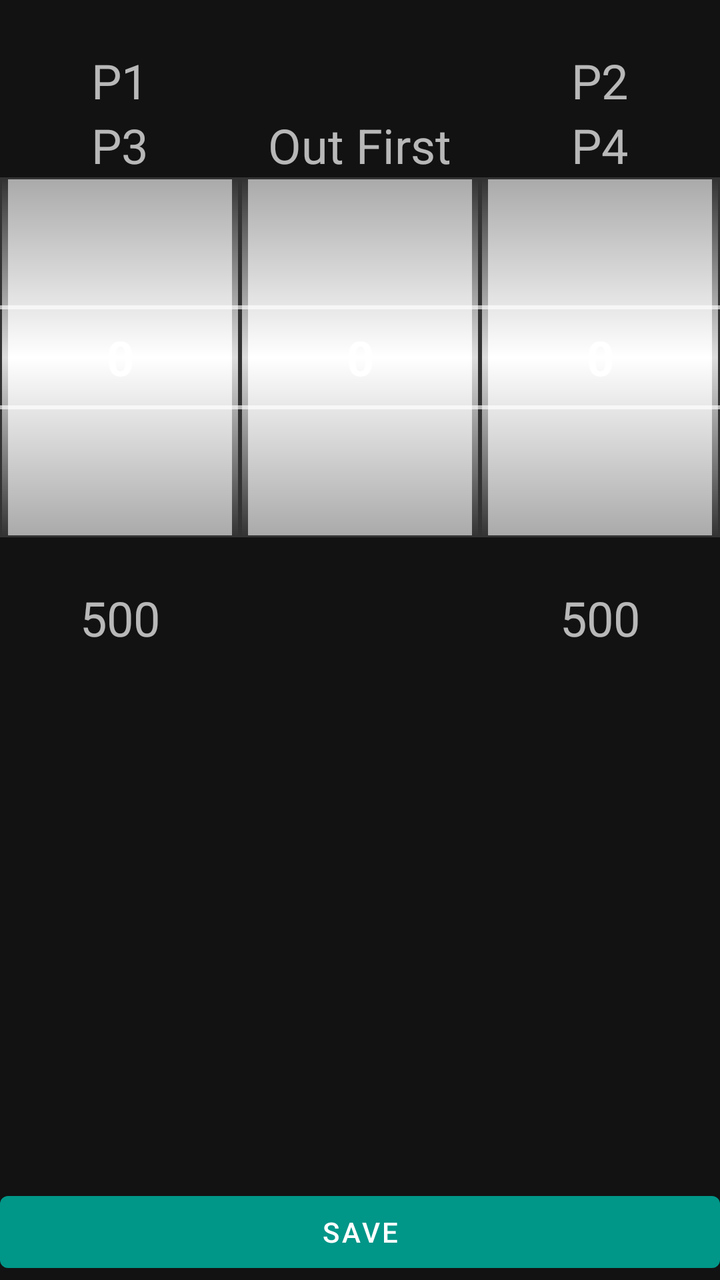
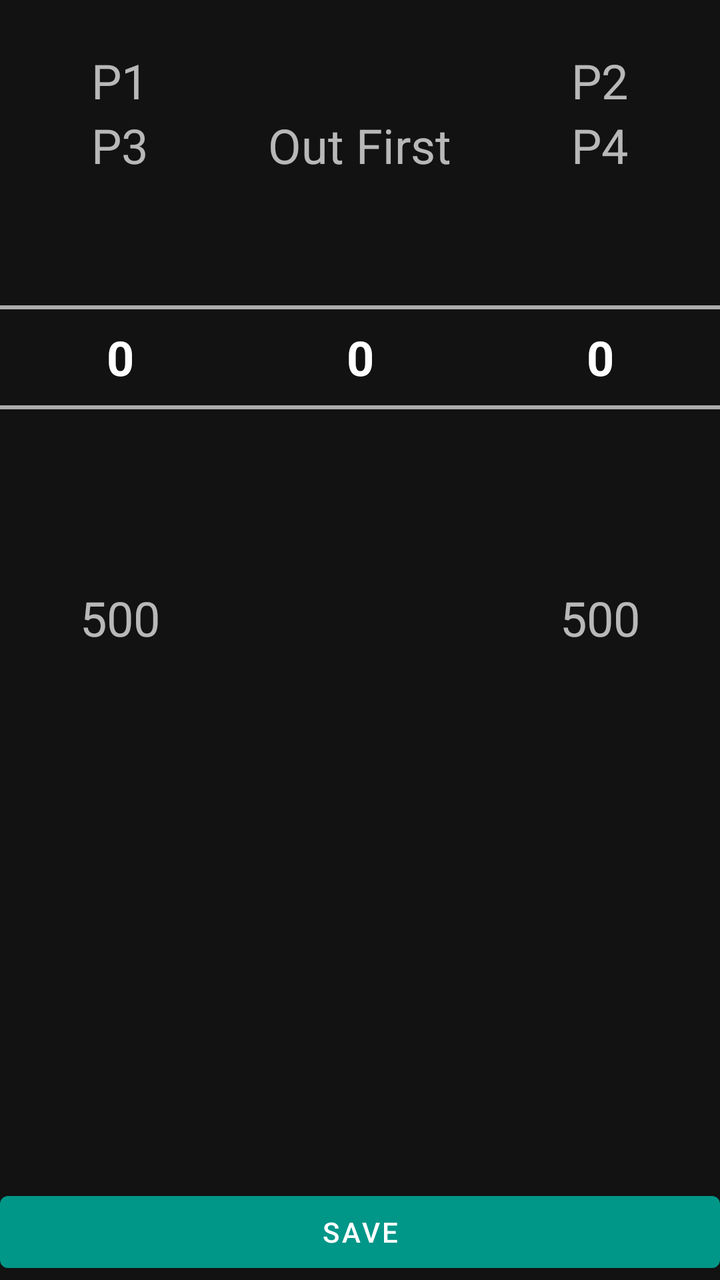

An Android layout rendered at two revisions. The XML below is the earlier revision; the diff shows what the commit changed to produce the second picture.
<!-- AndroidManifest.xml: application theme AppTheme -->
<!-- res/layout/scorehand.xml -->
<?xml version="1.0" encoding="utf-8"?>
<LinearLayout xmlns:android="http://schemas.android.com/apk/res/android"
    android:orientation="vertical"
    android:layout_width="match_parent"
    android:layout_height="match_parent"
    android:fitsSystemWindows="true">
    <androidx.core.widget.NestedScrollView
        android:layout_width="match_parent"
        android:layout_height="0dp"
        android:layout_weight="1">
        <LinearLayout
            android:orientation="horizontal"
            android:layout_width="match_parent"
            android:layout_height="wrap_content"
            android:layout_marginTop="24dp">
            <LinearLayout
                android:orientation="vertical"
                android:layout_width="0dp"
                android:layout_height="wrap_content"
                android:layout_weight="1">
                <TextView
                    android:textSize="24sp"
                    android:ellipsize="end"
                    android:layout_gravity="center_horizontal"
                    android:id="@+id/scoreHandName1"
                    android:layout_width="wrap_content"
                    android:layout_height="wrap_content"
                    android:text="P1"
                    android:scrollHorizontally="true"/>
                <TextView
                    android:textSize="24sp"
                    android:ellipsize="end"
                    android:layout_gravity="center_horizontal"
                    android:id="@+id/scoreHandName3"
                    android:layout_width="wrap_content"
                    android:layout_height="wrap_content"
                    android:text="P3"
                    android:scrollHorizontally="true"/>
                <NumberPicker
                    android:id="@+id/scoreHandScore1"
                    android:theme="@style/WheelPicker"
                    android:layout_width="match_parent"
                    android:layout_height="wrap_content"
                    android:background="@drawable/wheel_bg"/>
                <TextView
                    android:textSize="24sp"
                    android:layout_gravity="center_horizontal"
                    android:id="@+id/scoreHandTotal1"
                    android:layout_width="wrap_content"
                    android:layout_height="wrap_content"
                    android:layout_marginTop="24dp"
                    android:text="500"/>
            </LinearLayout>
            <LinearLayout
                android:layout_gravity="bottom"
                android:orientation="vertical"
                android:layout_width="0dp"
                android:layout_height="wrap_content"
                android:layout_weight="1">
                <TextView
                    android:textSize="24sp"
                    android:layout_gravity="center_horizontal"
                    android:layout_width="wrap_content"
                    android:layout_height="wrap_content"
                    android:text="Out First"/>
                <NumberPicker
                    android:id="@+id/scoreHandOutFirst"
                    android:theme="@style/WheelPicker"
                    android:layout_width="match_parent"
                    android:layout_height="wrap_content"
                    android:background="@drawable/wheel_bg"/>
                <TextView
                    android:textSize="24sp"
                    android:layout_width="wrap_content"
                    android:layout_height="wrap_content"
                    android:layout_marginTop="24dp"
                    android:text=" "/>
            </LinearLayout>
            <LinearLayout
                android:orientation="vertical"
                android:layout_width="0dp"
                android:layout_height="wrap_content"
                android:layout_weight="1">
                <TextView
                    android:textSize="24sp"
                    android:ellipsize="end"
                    android:layout_gravity="center_horizontal"
                    android:id="@+id/scoreHandName2"
                    android:layout_width="wrap_content"
                    android:layout_height="wrap_content"
                    android:text="P2"
                    android:scrollHorizontally="true"/>
                <TextView
                    android:textSize="24sp"
                    android:ellipsize="end"
                    android:layout_gravity="center_horizontal"
                    android:id="@+id/scoreHandName4"
                    android:layout_width="wrap_content"
                    android:layout_height="wrap_content"
                    android:text="P4"
                    android:scrollHorizontally="true"/>
                <NumberPicker
                    android:id="@+id/scoreHandScore2"
                    android:theme="@style/WheelPicker"
                    android:layout_width="match_parent"
                    android:layout_height="wrap_content"
                    android:background="@drawable/wheel_bg"/>
                <TextView
                    android:textSize="24sp"
                    android:layout_gravity="center_horizontal"
                    android:id="@+id/scoreHandTotal2"
                    android:layout_width="wrap_content"
                    android:layout_height="wrap_content"
                    android:layout_marginTop="24dp"
                    android:text="500"/>
            </LinearLayout>
        </LinearLayout>
    </androidx.core.widget.NestedScrollView>
    <Button
        android:id="@+id/scoreHandSave"
        android:layout_width="match_parent"
        android:layout_height="wrap_content"
        android:text="Save"/>
</LinearLayout>
<!-- resources referenced by this layout -->
<resources>
  <!-- drawable wheel_bg (drawable) -->
  <?xml version="1.0" encoding="utf-8"?>
  <layer-list xmlns:android="http://schemas.android.com/apk/res/android">
      <item>
          <shape android:shape="rectangle">
              <gradient
                  android:startColor="#333"
                  android:endColor="#333"
                  android:angle="90"
                  android:centerColor="#ddd"/>
              <stroke
                  android:width="1dp"
                  android:color="#ff333333"/>
          </shape>
      </item>
      <item
          android:left="4dp"
          android:top="1dp"
          android:right="4dp"
          android:bottom="1dp">
          <shape android:shape="rectangle">
              <gradient
                  android:startColor="#aaa"
                  android:endColor="#aaa"
                  android:angle="90"
                  android:centerColor="#fff"/>
          </shape>
      </item>
  </layer-list>
  <style name="WheelPicker">
          <item name="android:textSize">24sp</item>
          <item name="android:textColor">#101010</item>
          <item name="android:typeface">sans</item>
          <item name="android:textStyle">bold</item>
      </style>
  <style name="AppTheme" parent="Theme.MaterialComponents.NoActionBar">
          <item name="colorPrimary">@color/teal_500</item>
          <item name="colorPrimaryVariant">@color/teal_800</item>
          <item name="colorOnPrimary">#FFFFFF</item>
          <item name="colorSecondary">@color/teal_500</item>
          <item name="colorOnSecondary">#FFFFFF</item>
      </style>
  <color name="teal_500">#009688</color>
  <color name="teal_800">#00574B</color>
</resources>

<!-- the commit's change to res/layout/scorehand.xml (unified diff, before → after) -->
@@ -9,6 +9,7 @@
         android:layout_height="0dp"
         android:layout_weight="1">
         <LinearLayout
+            android:baselineAligned="false"
             android:orientation="horizontal"
             android:layout_width="match_parent"
             android:layout_height="wrap_content"
@@ -40,8 +41,7 @@
                     android:id="@+id/scoreHandScore1"
                     android:theme="@style/WheelPicker"
                     android:layout_width="match_parent"
-                    android:layout_height="wrap_content"
-                    android:background="@drawable/wheel_bg"/>
+                    android:layout_height="wrap_content"/>
                 <TextView
                     android:textSize="24sp"
                     android:layout_gravity="center_horizontal"
@@ -67,8 +67,7 @@
                     android:id="@+id/scoreHandOutFirst"
                     android:theme="@style/WheelPicker"
                     android:layout_width="match_parent"
-                    android:layout_height="wrap_content"
-                    android:background="@drawable/wheel_bg"/>
+                    android:layout_height="wrap_content"/>
                 <TextView
                     android:textSize="24sp"
                     android:layout_width="wrap_content"
@@ -103,8 +102,7 @@
                     android:id="@+id/scoreHandScore2"
                     android:theme="@style/WheelPicker"
                     android:layout_width="match_parent"
-                    android:layout_height="wrap_content"
-                    android:background="@drawable/wheel_bg"/>
+                    android:layout_height="wrap_content"/>
                 <TextView
                     android:textSize="24sp"
                     android:layout_gravity="center_horizontal"
<!-- resource entries referenced after the edit -->
@@ -1,34 +1,5 @@
 <!-- resources referenced by this layout -->
 <resources>
-  <!-- drawable wheel_bg (drawable) -->
-  <?xml version="1.0" encoding="utf-8"?>
-  <layer-list xmlns:android="http://schemas.android.com/apk/res/android">
-      <item>
-          <shape android:shape="rectangle">
-              <gradient
-                  android:startColor="#333"
-                  android:endColor="#333"
-                  android:angle="90"
-                  android:centerColor="#ddd"/>
-              <stroke
-                  android:width="1dp"
-                  android:color="#ff333333"/>
-          </shape>
-      </item>
-      <item
-          android:left="4dp"
-          android:top="1dp"
-          android:right="4dp"
-          android:bottom="1dp">
-          <shape android:shape="rectangle">
-              <gradient
-                  android:startColor="#aaa"
-                  android:endColor="#aaa"
-                  android:angle="90"
-                  android:centerColor="#fff"/>
-          </shape>
-      </item>
-  </layer-list>
   <style name="WheelPicker">
           <item name="android:textSize">24sp</item>
           <item name="android:textColor">#101010</item>
